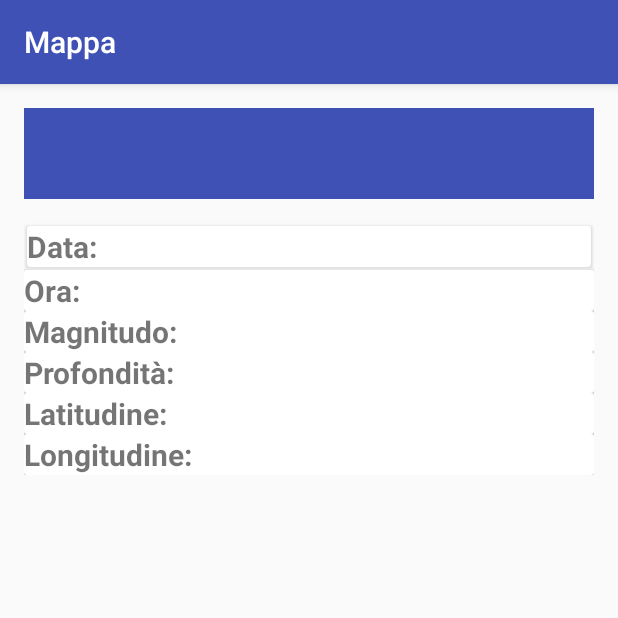
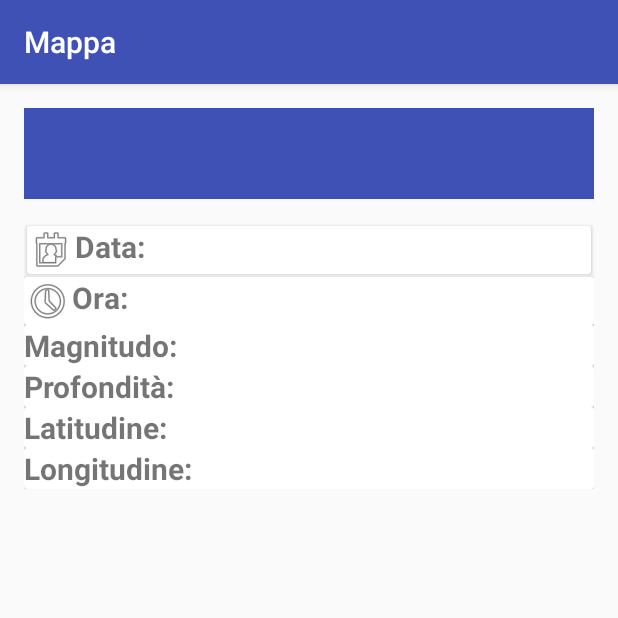
Before and after one commit to shineangelic/MobAnd01, an Android app: the DetailRecordActivity screen opened directly, with no data from a screen before it, on a phone screen of 412 x 824 dp, the top half of it. Run offline under Robolectric (Android 15) with nearby library versions, the phone set to English and light mode, and no system bars; network calls fail; 1 statement that could not run was skipped.

Commit message:
alcuni TODO refactor

```diff
--- a/app/src/debug/res/values/google_maps_api.xml
+++ b/app/src/debug/res/values/google_maps_api.xml
@@ -16,6 +16,7 @@
     string in this file.
     -->
     <string name="google_maps_key" templateMergeStrategy="preserve" translatable="false">
-         AIzaSyA4s_cF8XgAqSVC_52EDQPZOQhBxEPzTbs
+         AIzaSyDRV_A3rm69OqGQ17SjG3JEVFZvqFSOLTU
     </string>
+
 </resources>
--- a/app/src/main/AndroidManifest.xml
+++ b/app/src/main/AndroidManifest.xml
@@ -39,7 +39,7 @@
             android:value="@string/google_maps_key" />
 
         <activity
-            android:name=".ListDetail.DetailRecordActivity"
+            android:name=".listdetail.DetailRecordActivity"
             android:label="@string/title_activity_italy_map" />
 
         <activity
--- a/app/src/main/java/it/eng/moband/ListDetail/DetailRecordActivity.java
+++ b/app/src/main/java/it/eng/moband/ListDetail/DetailRecordActivity.java
@@ -1,4 +1,4 @@
-package it.eng.moband.ListDetail;
+package it.eng.moband.listdetail;
 
 import android.content.Intent;
 import android.database.Cursor;
@@ -6,13 +6,11 @@ import android.database.sqlite.SQLiteDatabase;
 import android.support.v7.app.AppCompatActivity;
 import android.os.Bundle;
 import android.util.Log;
-import android.view.ViewGroup;
 import android.widget.TextView;
 
 import java.io.IOException;
 
 import it.eng.moband.R;
-import it.eng.moband.db.CptContract;
 import it.eng.moband.db.CptHelperClass;
 import it.eng.moband.db.CptRecord;
 import it.eng.moband.db.QueryHelperClass;
--- a/app/src/main/java/it/eng/moband/db/CptHelperClass.java
+++ b/app/src/main/java/it/eng/moband/db/CptHelperClass.java
@@ -42,32 +42,7 @@ public class CptHelperClass extends SQLiteOpenHelper {
         return pip;
     }
 
-    public Cursor getRecords(SQLiteDatabase db) {
-        //contatutto
-        String[] columns = new String[]{"_id",
-                CptContract.CatalogoParametricoTerremoti.COLUMN_NAME_SECT,
-                CptContract.CatalogoParametricoTerremoti.COLUMN_NAME_REFNAME,
-                CptContract.CatalogoParametricoTerremoti.COLUMN_NAME_YEAR,
-                CptContract.CatalogoParametricoTerremoti.COLUMN_NAME_MONTH,
-                CptContract.CatalogoParametricoTerremoti.COLUMN_NAME_DAY,
-                CptContract.CatalogoParametricoTerremoti.COLUMN_NAME_MINUTE,
-                CptContract.CatalogoParametricoTerremoti.COLUMN_NAME_EPICENTRAL_AREA,
-                CptContract.CatalogoParametricoTerremoti.COLUMN_NAME_INTENSITY_DEF,
-                CptContract.CatalogoParametricoTerremoti.COLUMN_NAME_INTENSITY_MAX,
-                CptContract.CatalogoParametricoTerremoti.COLUMN_NAME_LATITUDE,
-                CptContract.CatalogoParametricoTerremoti.COLUMN_NAME_LONGITUDE,
-                CptContract.CatalogoParametricoTerremoti.COLUMN_NAME_INTENSITY
-        };
 
-        Cursor data = db.query(true, CptContract.CatalogoParametricoTerremoti.TABLE_NAME, columns, null, null, null, null, CptContract.CatalogoParametricoTerremoti.COLUMN_NAME_EPICENTRAL_AREA, null);
-
-       /* data.moveToFirst();
-        for (int i=0; i<data.getCount(); i++) {
-            Log.i("MOBAND", "Epicentro:" + data.getString(6) + ", Magnitudo Max: " + data.getString(8));
-            data.moveToNext();
-        }*/
-        return data;
-    }
 
     public Cursor getRecordsForList(SQLiteDatabase db) {
         //contatutto
--- a/app/src/main/java/it/eng/moband/db/CptRecord.java
+++ b/app/src/main/java/it/eng/moband/db/CptRecord.java
@@ -4,12 +4,16 @@ import android.database.Cursor;
 import android.provider.BaseColumns;
 import android.util.Log;
 
+import java.io.Serializable;
+
 /**
  * Created by mamurrone on 08/09/2016.
  */
-public class CptRecord {
+public class CptRecord implements Serializable{
     public CptRecord() {}
 
+    //TODO questa classe non è encapsulata. Rendere private le variabili
+    //ed aggiungere metodi getter/setter
     public String ID = "_ID";
     public String SECT = "Sect";
     public String REFNAME = "MainRef";
@@ -48,15 +52,18 @@ public class CptRecord {
         DEPTH = c.getString( c.getColumnIndex(CptContract.CatalogoParametricoTerremoti.COLUMN_NAME_DEPTH));
     }
 
+    //TODO questo metodo dovrebbe tornare Date pura, da formattare successivamente sulla view
     public String getDateTimeQuake()
     {
         return YEAR + "/" + MONTH + "/" + DAY + " " + HOUR + ":" + MINUTE;
     }
-
+    //TODO come sopra
     public String getDateQuake()
     {
         return YEAR + "/" + MONTH + "/" + DAY;
     }
+
+    // questo è OK
     public String getTimeQuake()
     {
         return HOUR + ":" + MINUTE;
--- a/app/src/main/java/it/eng/moband/db/QueryHelperClass.java
+++ b/app/src/main/java/it/eng/moband/db/QueryHelperClass.java
@@ -15,34 +15,31 @@ public class QueryHelperClass {
 
     private SQLiteDatabase mDB;
 
-    public QueryHelperClass(SQLiteDatabase db)
-    {
+    public QueryHelperClass(SQLiteDatabase db) {
         mDB = db;
     }
 
 
-    private void logCurrentRow(Cursor c)
-    {
-        Log.d("cpt",c.getString( c.getColumnIndex(CptContract.CatalogoParametricoTerremoti._ID)));
-        Log.d("cpt",c.getString( c.getColumnIndex(CptContract.CatalogoParametricoTerremoti.COLUMN_NAME_SECT)));
-        Log.d("cpt",c.getString( c.getColumnIndex(CptContract.CatalogoParametricoTerremoti.COLUMN_NAME_YEAR)));
-        Log.d("cpt",c.getString( c.getColumnIndex(CptContract.CatalogoParametricoTerremoti.COLUMN_NAME_MONTH)));
-        Log.d("cpt",c.getString( c.getColumnIndex(CptContract.CatalogoParametricoTerremoti.COLUMN_NAME_DAY)));
-        Log.d("cpt",c.getString( c.getColumnIndex(CptContract.CatalogoParametricoTerremoti.COLUMN_NAME_HOUR)));
-        Log.d("cpt",c.getString( c.getColumnIndex(CptContract.CatalogoParametricoTerremoti.COLUMN_NAME_MINUTE)));
-        Log.d("cpt",c.getString( c.getColumnIndex(CptContract.CatalogoParametricoTerremoti.COLUMN_NAME_EPICENTRAL_AREA)));
-        Log.d("cpt",c.getString( c.getColumnIndex(CptContract.CatalogoParametricoTerremoti.COLUMN_NAME_INTENSITY_MAX)));
+    private void logCurrentRow(Cursor c) {
+        Log.d("cpt", c.getString(c.getColumnIndex(CptContract.CatalogoParametricoTerremoti._ID)));
+        Log.d("cpt", c.getString(c.getColumnIndex(CptContract.CatalogoParametricoTerremoti.COLUMN_NAME_SECT)));
+        Log.d("cpt", c.getString(c.getColumnIndex(CptContract.CatalogoParametricoTerremoti.COLUMN_NAME_YEAR)));
+        Log.d("cpt", c.getString(c.getColumnIndex(CptContract.CatalogoParametricoTerremoti.COLUMN_NAME_MONTH)));
+        Log.d("cpt", c.getString(c.getColumnIndex(CptContract.CatalogoParametricoTerremoti.COLUMN_NAME_DAY)));
+        Log.d("cpt", c.getString(c.getColumnIndex(CptContract.CatalogoParametricoTerremoti.COLUMN_NAME_HOUR)));
+        Log.d("cpt", c.getString(c.getColumnIndex(CptContract.CatalogoParametricoTerremoti.COLUMN_NAME_MINUTE)));
+        Log.d("cpt", c.getString(c.getColumnIndex(CptContract.CatalogoParametricoTerremoti.COLUMN_NAME_EPICENTRAL_AREA)));
+        Log.d("cpt", c.getString(c.getColumnIndex(CptContract.CatalogoParametricoTerremoti.COLUMN_NAME_INTENSITY_MAX)));
     }
 
 
-    public Cursor getRecordById(long id)
-    {
+    public Cursor getRecordById(long id) {
         String[] ids = new String[1];
-        ids[0] = "" + id ;
+        ids[0] = "" + id;
+        //TODO controllare che il DB sia aperto
+        Cursor c = mDB.query(CptContract.CatalogoParametricoTerremoti.TABLE_NAME, null, "_ID = ?", ids, null, null, null);
 
-        Cursor c = mDB.query(CptContract.CatalogoParametricoTerremoti.TABLE_NAME,null,"_ID = ?",ids,null,null,null);
-
-        if (c!= null)
+        if (c != null)
             if (c.getCount() == 1)
                 return c;
 
@@ -50,21 +47,46 @@ public class QueryHelperClass {
         return null;
     }
 
-    public long getAllRecords() {
-        Cursor c = mDB.query(CptContract.CatalogoParametricoTerremoti.TABLE_NAME,null,null,null,null,null,null);
+    public Cursor getAllRecords() {
+        //contatutto
+        String[] columns = new String[]{"_id",
+                CptContract.CatalogoParametricoTerremoti.COLUMN_NAME_SECT,
+                CptContract.CatalogoParametricoTerremoti.COLUMN_NAME_REFNAME,
+                CptContract.CatalogoParametricoTerremoti.COLUMN_NAME_YEAR,
+                CptContract.CatalogoParametricoTerremoti.COLUMN_NAME_MONTH,
+                CptContract.CatalogoParametricoTerremoti.COLUMN_NAME_DAY,
+                CptContract.CatalogoParametricoTerremoti.COLUMN_NAME_MINUTE,
+                CptContract.CatalogoParametricoTerremoti.COLUMN_NAME_EPICENTRAL_AREA,
+                CptContract.CatalogoParametricoTerremoti.COLUMN_NAME_INTENSITY_DEF,
+                CptContract.CatalogoParametricoTerremoti.COLUMN_NAME_INTENSITY_MAX,
+                CptContract.CatalogoParametricoTerremoti.COLUMN_NAME_LATITUDE,
+                CptContract.CatalogoParametricoTerremoti.COLUMN_NAME_LONGITUDE,
+                CptContract.CatalogoParametricoTerremoti.COLUMN_NAME_INTENSITY
+        };
+
+        Cursor data = mDB.query(true, CptContract.CatalogoParametricoTerremoti.TABLE_NAME, columns, null, null, null, null, CptContract.CatalogoParametricoTerremoti.COLUMN_NAME_EPICENTRAL_AREA, null);
+
+       /* data.moveToFirst();
+        for (int i=0; i<data.getCount(); i++) {
+            Log.i("MOBAND", "Epicentro:" + data.getString(6) + ", Magnitudo Max: " + data.getString(8));
+            data.moveToNext();
+        }*/
+        return data;
+    }
+
+    public long debugAllRecords() {
+        Cursor c = mDB.query(CptContract.CatalogoParametricoTerremoti.TABLE_NAME, null, null, null, null, null, null);
         long rowCount = 0;
-        if (c != null)
-        {
+        if (c != null) {
             String row;
             c.moveToFirst();
-            while (c.moveToNext())
-            {
+            while (c.moveToNext()) {
                 rowCount++;
                 row = "";
-                Log.d("cpt","---------------- Row:" + rowCount);
+                Log.d("cpt", "---------------- Row:" + rowCount);
                 this.logCurrentRow(c);
             }
         }
-        return  rowCount;
+        return rowCount;
     }
 }
--- a/app/src/main/res/layout/content_dettaglio.xml
+++ b/app/src/main/res/layout/content_dettaglio.xml
@@ -11,51 +11,57 @@
     app:layout_behavior="@string/appbar_scrolling_view_behavior">
     <!--tools:context="it.eng.moband.DetailRecordActivity" -->
     <!--tools:showIn="@layout/app_bar_main" -->
-
-
     <TextView
         android:id="@+id/detail_activity_epicentro"
         android:layout_width="match_parent"
         android:layout_height="wrap_content"
+        android:background="@color/colorPrimary"
         android:gravity="center"
-        tools:text="Epicentro"
-        android:background="@color/colorPrimary"
-        android:textColor="#FFFFFF"
-        android:textSize="45dp"/>
+        android:textColor="@android:color/white"
+        android:textSize="45dp"
+        tools:text="Epicentro" />
 
 
     <android.support.v7.widget.LinearLayoutCompat
         android:layout_width="match_parent"
         android:layout_height="wrap_content"
-        android:orientation="vertical"
         android:layout_below="@id/detail_activity_epicentro"
-        android:layout_marginTop="@dimen/activity_vertical_margin">
+        android:layout_marginTop="@dimen/activity_vertical_margin"
+        android:orientation="vertical">
 
         <android.support.v7.widget.CardView
             android:layout_width="match_parent"
-            android:layout_margin="2dp"
-            android:layout_height="wrap_content">
+            android:layout_height="wrap_content"
+            android:layout_margin="2dp">
 
             <RelativeLayout
                 android:layout_width="match_parent"
                 android:layout_height="wrap_content">
 
+                <ImageView
+                    android:id="@+id/detail_activity_data_icon"
+                    android:layout_width="wrap_content"
+                    android:layout_height="wrap_content"
+                    android:src="@android:drawable/ic_menu_my_calendar" />
+
                 <android.support.v7.widget.AppCompatTextView
                     android:id="@+id/detail_activity_data_label"
                     android:layout_width="wrap_content"
                     android:layout_height="wrap_content"
-                    android:textStyle="bold"
+                    android:layout_toRightOf="@id/detail_activity_data_icon"
+
+                    android:text="Data:"
                     android:textSize="20dp"
-                    android:text="Data:"/>
+                    android:textStyle="bold" />
 
                 <android.support.v7.widget.AppCompatTextView
                     android:id="@+id/detail_activity_data"
                     android:layout_width="match_parent"
                     android:layout_height="wrap_content"
                     android:layout_toRightOf="@id/detail_activity_data_label"
-                    tools:text="08/09/2016"
+                    android:gravity="right"
                     android:textSize="20dp"
-                    android:gravity="right"/>
+                    tools:text="08/09/2016" />
             </RelativeLayout>
         </android.support.v7.widget.CardView>
 
@@ -67,22 +73,29 @@
                 android:layout_width="match_parent"
                 android:layout_height="wrap_content">
 
+                <ImageView
+                    android:id="@+id/detail_activity_ora_icon"
+                    android:layout_width="wrap_content"
+                    android:layout_height="wrap_content"
+                    android:src="@android:drawable/ic_menu_recent_history" />
+
                 <android.support.v7.widget.AppCompatTextView
                     android:id="@+id/detail_activity_ora_label"
                     android:layout_width="wrap_content"
                     android:layout_height="wrap_content"
-                    android:textStyle="bold"
+                    android:layout_toRightOf="@id/detail_activity_ora_icon"
+                    android:text="Ora:"
                     android:textSize="20dp"
-                    android:text="Ora:" />
+                    android:textStyle="bold" />
 
                 <android.support.v7.widget.AppCompatTextView
                     android:id="@+id/detail_activity_ora"
                     android:layout_width="match_parent"
                     android:layout_height="wrap_content"
                     android:layout_toRightOf="@id/detail_activity_ora_label"
-                    tools:text="15:00:00"
+                    android:gravity="right"
                     android:textSize="20dp"
-                    android:gravity="right"/>
+                    tools:text="15:00:00" />
             </RelativeLayout>
 
         </android.support.v7.widget.CardView>
@@ -99,20 +112,21 @@
                     android:id="@+id/detail_activity_magnitudo_label"
                     android:layout_width="wrap_content"
                     android:layout_height="wrap_content"
-                    android:textStyle="bold"
+                    android:text="Magnitudo:"
                     android:textSize="20dp"
-                    android:text="Magnitudo:" />
+                    android:textStyle="bold" />
 
                 <android.support.v7.widget.AppCompatTextView
                     android:id="@+id/detail_activity_magnitudo"
                     android:layout_width="match_parent"
                     android:layout_height="wrap_content"
                     android:layout_toRightOf="@id/detail_activity_magnitudo_label"
-                    tools:text="6.0"
+                    android:gravity="right"
                     android:textSize="20dp"
-                    android:gravity="right"/>
+                    tools:text="6.0" />
             </RelativeLayout>
         </android.support.v7.widget.CardView>
+
         <android.support.v7.widget.CardView
             android:layout_width="match_parent"
             android:layout_height="wrap_content">
@@ -125,21 +139,22 @@
                     android:id="@+id/detail_activity_profondita_label"
                     android:layout_width="wrap_content"
                     android:layout_height="wrap_content"
-                    android:textStyle="bold"
+                    android:text="Profondità:"
                     android:textSize="20dp"
-                    android:text="Profondità:" />
+                    android:textStyle="bold" />
 
                 <android.support.v7.widget.AppCompatTextView
                     android:id="@+id/detail_activity_profondita"
                     android:layout_width="match_parent"
                     android:layout_height="wrap_content"
                     android:layout_toRightOf="@id/detail_activity_profondita_label"
-                    tools:text="8"
+                    android:gravity="right"
                     android:textSize="20dp"
-                    android:gravity="right"/>
+                    tools:text="8" />
             </RelativeLayout>
 
         </android.support.v7.widget.CardView>
+
         <android.support.v7.widget.CardView
             android:layout_width="match_parent"
             android:layout_height="wrap_content">
@@ -152,21 +167,22 @@
                     android:id="@+id/detail_activity_latitudine_label"
                     android:layout_width="wrap_content"
                     android:layout_height="wrap_content"
-                    android:textStyle="bold"
+                    android:text="Latitudine:"
                     android:textSize="20dp"
-                    android:text="Latitudine:" />
+                    android:textStyle="bold" />
 
                 <android.support.v7.widget.AppCompatTextView
                     android:id="@+id/detail_activity_latitudine"
                     android:layout_width="match_parent"
                     android:layout_height="wrap_content"
                     android:layout_toRightOf="@id/detail_activity_latitudine_label"
-                    tools:text="76.09876"
+                    android:gravity="right"
                     android:textSize="20dp"
-                    android:gravity="right"/>
+                    tools:text="76.09876" />
             </RelativeLayout>
 
         </android.support.v7.widget.CardView>
+
         <android.support.v7.widget.CardView
             android:layout_width="match_parent"
             android:layout_height="wrap_content">
@@ -179,18 +195,18 @@
                     android:id="@+id/detail_activity_longitudine_label"
                     android:layout_width="wrap_content"
                     android:layout_height="wrap_content"
-                    android:textStyle="bold"
+                    android:text="Longitudine:"
                     android:textSize="20dp"
-                    android:text="Longitudine:" />
+                    android:textStyle="bold" />
 
                 <android.support.v7.widget.AppCompatTextView
                     android:id="@+id/detail_activity_longitudine"
                     android:layout_width="match_parent"
                     android:layout_height="wrap_content"
                     android:layout_toRightOf="@id/detail_activity_longitudine_label"
-                    tools:text="43.12345"
+                    android:gravity="right"
                     android:textSize="20dp"
-                    android:gravity="right"/>
+                    tools:text="43.12345" />
             </RelativeLayout>
 
         </android.support.v7.widget.CardView>
--- a/app/src/main/res/layout/content_main.xml
+++ b/app/src/main/res/layout/content_main.xml
@@ -25,6 +25,8 @@
         android:layout_height="wrap_content" />
 
     <SearchView
+        android:id="@+id/filtroLista"
+        android:layout_below="@id/dimensione_DB"
         android:layout_width="match_parent"
         android:layout_height="wrap_content"
         android:textAlignment="textStart"
@@ -33,7 +35,7 @@
     </SearchView>
     <ListView
         android:id="@+id/listView"
-        android:layout_below="@id/dimensione_DB"
+        android:layout_below="@id/filtroLista"
         android:layout_width="wrap_content"
         android:layout_height="wrap_content"
         >
```
Also changed, not shown: app/src/main/java/it/eng/moband/ItalyMapActivity.java (+4 -25 lines), app/src/main/java/it/eng/moband/MainActivity.java (+2 -5 lines).
